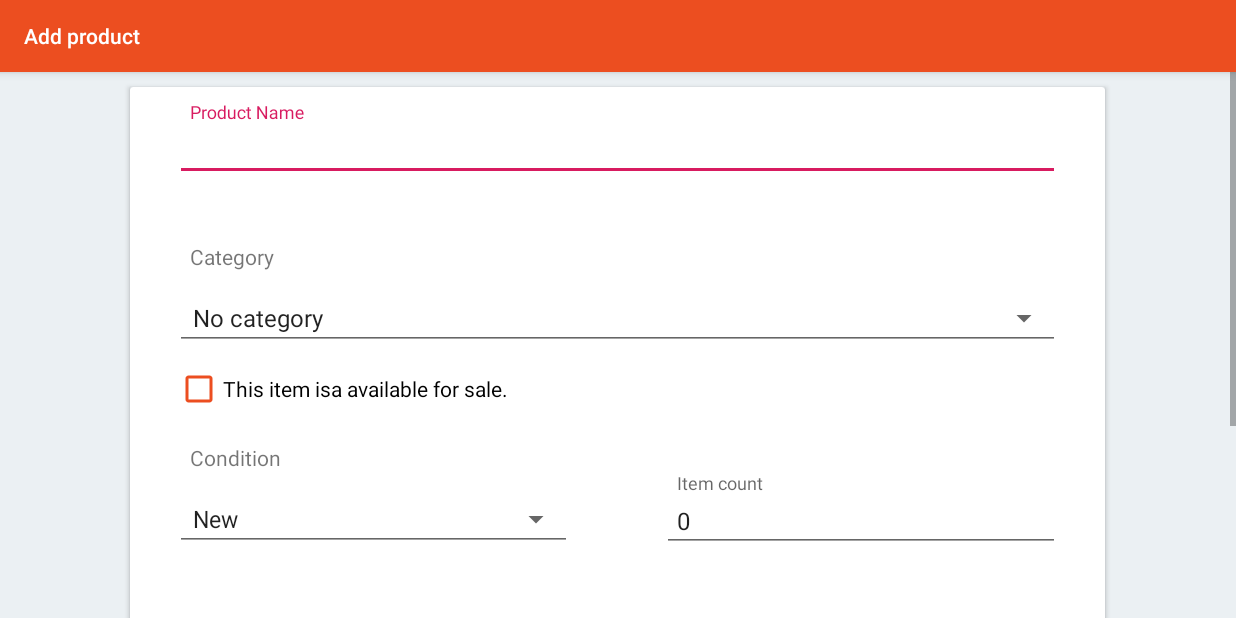
After one commit to bevcastillo/AndroidStudio-DevcashApp, an Android app: the AddProductActivity screen opened directly, with no data from a screen before it, on a phone screen of 824 x 412 dp (held sideways). The commit adds this screen. Run offline under Robolectric (Android 15) with nearby library versions, the phone set to English and light mode, and no system bars.

Commit message:
Added product details

```diff
--- /dev/null
+++ b/app/src/main/java/com/example/devcash/AddProductActivity.java
@@ -0,0 +1,13 @@
+package com.example.devcash;
+
+import android.support.v7.app.AppCompatActivity;
+import android.os.Bundle;
+
+public class AddProductActivity extends AppCompatActivity {
+
+    @Override
+    protected void onCreate(Bundle savedInstanceState) {
+        super.onCreate(savedInstanceState);
+        setContentView(R.layout.activity_add_product);
+    }
+}
--- /dev/null
+++ b/app/src/main/res/drawable/ic_add_circle_black_24dp.xml
@@ -0,0 +1,9 @@
+<vector xmlns:android="http://schemas.android.com/apk/res/android"
+        android:width="24dp"
+        android:height="24dp"
+        android:viewportWidth="24.0"
+        android:viewportHeight="24.0">
+    <path
+        android:fillColor="#FF000000"
+        android:pathData="M12,2C6.48,2 2,6.48 2,12s4.48,10 10,10 10,-4.48 10,-10S17.52,2 12,2zM17,13h-4v4h-2v-4L7,13v-2h4L11,7h2v4h4v2z"/>
+</vector>
--- /dev/null
+++ b/app/src/main/res/drawable/ic_date_range_black_24dp.xml
@@ -0,0 +1,9 @@
+<vector xmlns:android="http://schemas.android.com/apk/res/android"
+        android:width="24dp"
+        android:height="24dp"
+        android:viewportWidth="24.0"
+        android:viewportHeight="24.0">
+    <path
+        android:fillColor="#FF000000"
+        android:pathData="M9,11L7,11v2h2v-2zM13,11h-2v2h2v-2zM17,11h-2v2h2v-2zM19,4h-1L18,2h-2v2L8,4L8,2L6,2v2L5,4c-1.11,0 -1.99,0.9 -1.99,2L3,20c0,1.1 0.89,2 2,2h14c1.1,0 2,-0.9 2,-2L21,6c0,-1.1 -0.9,-2 -2,-2zM19,20L5,20L5,9h14v11z"/>
+</vector>
--- /dev/null
+++ b/app/src/main/res/drawable/ic_delete_black_24dp.xml
@@ -0,0 +1,9 @@
+<vector xmlns:android="http://schemas.android.com/apk/res/android"
+        android:width="24dp"
+        android:height="24dp"
+        android:viewportWidth="24.0"
+        android:viewportHeight="24.0">
+    <path
+        android:fillColor="#FF000000"
+        android:pathData="M6,19c0,1.1 0.9,2 2,2h8c1.1,0 2,-0.9 2,-2V7H6v12zM19,4h-3.5l-1,-1h-5l-1,1H5v2h14V4z"/>
+</vector>
--- /dev/null
+++ b/app/src/main/res/drawable/ic_expand_less_black_24dp.xml
@@ -0,0 +1,9 @@
+<vector xmlns:android="http://schemas.android.com/apk/res/android"
+        android:width="24dp"
+        android:height="24dp"
+        android:viewportWidth="24.0"
+        android:viewportHeight="24.0">
+    <path
+        android:fillColor="#FF000000"
+        android:pathData="M12,8l-6,6 1.41,1.41L12,10.83l4.59,4.58L18,14z"/>
+</vector>
--- /dev/null
+++ b/app/src/main/res/drawable/ic_expand_more_black_24dp.xml
@@ -0,0 +1,9 @@
+<vector xmlns:android="http://schemas.android.com/apk/res/android"
+        android:width="24dp"
+        android:height="24dp"
+        android:viewportWidth="24.0"
+        android:viewportHeight="24.0">
+    <path
+        android:fillColor="#FF000000"
+        android:pathData="M16.59,8.59L12,13.17 7.41,8.59 6,10l6,6 6,-6z"/>
+</vector>
--- /dev/null
+++ b/app/src/main/res/drawable/ic_file_download_black_24dp.xml
@@ -0,0 +1,9 @@
+<vector xmlns:android="http://schemas.android.com/apk/res/android"
+        android:width="24dp"
+        android:height="24dp"
+        android:viewportWidth="24.0"
+        android:viewportHeight="24.0">
+    <path
+        android:fillColor="#FF000000"
+        android:pathData="M19,9h-4V3H9v6H5l7,7 7,-7zM5,18v2h14v-2H5z"/>
+</vector>
--- /dev/null
+++ b/app/src/main/res/drawable/ic_local_offer_black_24dp.xml
@@ -0,0 +1,9 @@
+<vector xmlns:android="http://schemas.android.com/apk/res/android"
+        android:width="24dp"
+        android:height="24dp"
+        android:viewportWidth="24.0"
+        android:viewportHeight="24.0">
+    <path
+        android:fillColor="#FF000000"
+        android:pathData="M21.41,11.58l-9,-9C12.05,2.22 11.55,2 11,2H4c-1.1,0 -2,0.9 -2,2v7c0,0.55 0.22,1.05 0.59,1.42l9,9c0.36,0.36 0.86,0.58 1.41,0.58 0.55,0 1.05,-0.22 1.41,-0.59l7,-7c0.37,-0.36 0.59,-0.86 0.59,-1.41 0,-0.55 -0.23,-1.06 -0.59,-1.42zM5.5,7C4.67,7 4,6.33 4,5.5S4.67,4 5.5,4 7,4.67 7,5.5 6.33,7 5.5,7z"/>
+</vector>
--- /dev/null
+++ b/app/src/main/res/drawable/ic_photo_black_24dp.xml
@@ -0,0 +1,9 @@
+<vector xmlns:android="http://schemas.android.com/apk/res/android"
+        android:width="24dp"
+        android:height="24dp"
+        android:viewportWidth="24.0"
+        android:viewportHeight="24.0">
+    <path
+        android:fillColor="#FF000000"
+        android:pathData="M21,19V5c0,-1.1 -0.9,-2 -2,-2H5c-1.1,0 -2,0.9 -2,2v14c0,1.1 0.9,2 2,2h14c1.1,0 2,-0.9 2,-2zM8.5,13.5l2.5,3.01L14.5,12l4.5,6H5l3.5,-4.5z"/>
+</vector>
--- /dev/null
+++ b/app/src/main/res/drawable/ic_search_black_24dp.xml
@@ -0,0 +1,9 @@
+<vector xmlns:android="http://schemas.android.com/apk/res/android"
+        android:width="24dp"
+        android:height="24dp"
+        android:viewportWidth="24.0"
+        android:viewportHeight="24.0">
+    <path
+        android:fillColor="#FF000000"
+        android:pathData="M15.5,14h-0.79l-0.28,-0.27C15.41,12.59 16,11.11 16,9.5 16,5.91 13.09,3 9.5,3S3,5.91 3,9.5 5.91,16 9.5,16c1.61,0 3.09,-0.59 4.23,-1.57l0.27,0.28v0.79l5,4.99L20.49,19l-4.99,-5zM9.5,14C7.01,14 5,11.99 5,9.5S7.01,5 9.5,5 14,7.01 14,9.5 11.99,14 9.5,14z"/>
+</vector>
--- /dev/null
+++ b/app/src/main/res/drawable/ic_send_black_24dp.xml
@@ -0,0 +1,9 @@
+<vector xmlns:android="http://schemas.android.com/apk/res/android"
+        android:width="24dp"
+        android:height="24dp"
+        android:viewportWidth="24.0"
+        android:viewportHeight="24.0">
+    <path
+        android:fillColor="#FF000000"
+        android:pathData="M2.01,21L23,12 2.01,3 2,10l15,2 -15,2z"/>
+</vector>
--- /dev/null
+++ b/app/src/main/res/layout/activity_add_product.xml
@@ -0,0 +1,303 @@
+<?xml version="1.0" encoding="utf-8"?>
+<LinearLayout xmlns:android="http://schemas.android.com/apk/res/android"
+    xmlns:app="http://schemas.android.com/apk/res-auto"
+    xmlns:tools="http://schemas.android.com/tools"
+    android:layout_width="match_parent"
+    android:layout_height="match_parent"
+    tools:context=".AddProductActivity"
+    android:orientation="vertical"
+    android:background="@color/whiteDarker">
+
+    <ScrollView
+        android:layout_width="match_parent"
+        android:layout_height="wrap_content">
+
+        <LinearLayout
+            android:layout_width="match_parent"
+            android:layout_height="wrap_content"
+            android:orientation="vertical"
+            android:gravity="center"
+            android:clipToPadding="false">
+
+            <android.support.v7.widget.CardView
+                android:id="@+id/prod_details_card"
+                android:layout_width="650dp"
+                android:layout_height="wrap_content"
+                android:padding="@dimen/text_padding"
+                android:layout_marginTop="@dimen/padding_top"
+                android:background="@color/whiteBG"
+                android:layout_gravity="center">
+
+                <LinearLayout
+                    android:layout_width="match_parent"
+                    android:layout_height="wrap_content"
+                    android:layout_marginTop="@dimen/padding_top"
+                    android:orientation="vertical"
+                    android:paddingLeft="@dimen/padding_30"
+                    android:paddingRight="@dimen/padding_30">
+
+                    <android.support.design.widget.TextInputLayout
+                        android:id="@+id/text_input_prod_name"
+                        android:layout_width="match_parent"
+                        android:layout_height="wrap_content"
+                        app:errorEnabled="true">
+
+                        <android.support.design.widget.TextInputEditText
+                            android:layout_width="match_parent"
+                            android:layout_height="wrap_content"
+                            android:hint="@string/prod_name"
+                            android:inputType="text"
+                            android:padding="@dimen/text_padding"
+                            android:textColorHint="@color/colorPrimary"
+                            android:textSize="@dimen/text_inputs" />
+
+                    </android.support.design.widget.TextInputLayout>
+
+                    <LinearLayout
+                        android:id="@+id/prod_category_layout"
+                        android:layout_width="match_parent"
+                        android:layout_height="wrap_content"
+                        android:orientation="vertical"
+                        android:paddingTop="@dimen/padding_top">
+
+                        <TextView
+                            android:layout_width="match_parent"
+                            android:layout_height="wrap_content"
+                            android:padding="@dimen/text_padding"
+                            android:text="@string/category" />
+
+                        <Spinner
+                            android:id="@+id/spinner_prod_category"
+                            style="@style/Widget.AppCompat.Spinner.Underlined"
+                            android:layout_width="match_parent"
+                            android:layout_height="wrap_content"
+                            android:entries="@array/categories"
+                            android:paddingTop="@dimen/padding_top" />
+
+                    </LinearLayout>
+
+                    <LinearLayout
+                        android:id="@+id/prod_availability"
+                        android:layout_width="match_parent"
+                        android:layout_height="wrap_content"
+                        android:orientation="vertical"
+                        android:paddingTop="@dimen/padding_top">
+
+                        <CheckBox
+                            android:id="@+id/check_availavility"
+                            android:layout_width="match_parent"
+                            android:layout_height="wrap_content"
+                            android:buttonTint="@color/colorPrimary"
+                            android:text="@string/availability" />
+
+                    </LinearLayout>
+
+                    <LinearLayout
+                        android:id="@+id/condition_item_count_layout"
+                        android:layout_width="match_parent"
+                        android:layout_height="wrap_content"
+                        android:orientation="horizontal"
+                        android:paddingTop="@dimen/padding_top">
+
+                        <LinearLayout
+                            android:id="@+id/condition_layout"
+                            android:layout_width="0dp"
+                            android:layout_height="wrap_content"
+                            android:layout_weight="1"
+                            android:orientation="vertical"
+                            android:paddingRight="@dimen/padding_30">
+
+                            <TextView
+                                android:layout_width="match_parent"
+                                android:layout_height="wrap_content"
+                                android:padding="@dimen/text_padding"
+                                android:text="@string/condition" />
+
+                            <Spinner
+                                android:id="@+id/spinner_prod_condition"
+                                style="@style/Widget.AppCompat.Spinner.Underlined"
+                                android:layout_width="match_parent"
+                                android:layout_height="wrap_content"
+                                android:entries="@array/condition"
+                                android:paddingTop="@dimen/padding_top" />
+
+                        </LinearLayout>
+
+                        <android.support.design.widget.TextInputLayout
+                            android:id="@+id/text_input_layout"
+                            android:layout_width="0dp"
+                            android:layout_height="wrap_content"
+                            android:layout_weight="1"
+                            android:paddingLeft="@dimen/padding_30"
+                            android:paddingTop="@dimen/padding_30"
+                            app:errorEnabled="true">
+
+                            <android.support.design.widget.TextInputEditText
+                                android:layout_width="match_parent"
+                                android:layout_height="wrap_content"
+                                android:hint="@string/item_count"
+                                android:inputType="number"
+                                android:padding="@dimen/text_padding"
+                                android:text="@string/count"
+                                android:textColorHint="@color/colorPrimary"
+                                android:textSize="@dimen/text_inputs" />
+
+                        </android.support.design.widget.TextInputLayout>
+
+                    </LinearLayout>
+
+                    <LinearLayout
+                        android:id="@+id/exp_date_item_count_layout"
+                        android:layout_width="match_parent"
+                        android:layout_height="wrap_content"
+                        android:orientation="horizontal"
+                        android:paddingTop="@dimen/padding_top">
+
+                        <android.support.design.widget.TextInputLayout
+                            android:id="@+id/text_input_exp_date"
+                            android:layout_width="0dp"
+                            android:layout_height="wrap_content"
+                            android:layout_weight="1"
+                            android:paddingTop="@dimen/text_padding"
+                            android:paddingRight="@dimen/padding_30"
+                            app:errorEnabled="true">
+
+                            <android.support.design.widget.TextInputEditText
+                                android:layout_width="match_parent"
+                                android:layout_height="wrap_content"
+                                android:drawableRight="@drawable/ic_date_range_black_24dp"
+                                android:drawablePadding="@dimen/text_padding"
+                                android:drawableTint="@color/icon_light"
+                                android:hint="@string/exp_date"
+                                android:inputType="date"
+                                android:padding="@dimen/text_padding"
+                                android:textColorHint="@color/colorPrimary"
+                                android:textSize="@dimen/text_inputs" />
+
+                        </android.support.design.widget.TextInputLayout>
+
+                        <android.support.design.widget.TextInputLayout
+                            android:id="@+id/text_input_exp_date_count"
+                            android:layout_width="0dp"
+                            android:layout_height="wrap_content"
+                            android:layout_weight="1"
+                            android:paddingLeft="@dimen/padding_30"
+                            android:paddingTop="@dimen/text_padding"
+                            app:errorEnabled="true">
+
+                            <android.support.design.widget.TextInputEditText
+                                android:layout_width="match_parent"
+                                android:layout_height="wrap_content"
+                                android:hint="@string/item_count"
+                                android:inputType="number"
+                                android:padding="@dimen/text_padding"
+                                android:text="@string/count"
+                                android:textColorHint="@color/colorPrimary"
+                                android:textSize="@dimen/text_inputs" />
+
+                        </android.support.design.widget.TextInputLayout>
+
+                    </LinearLayout>
+
+                    <LinearLayout
+                        android:id="@+id/add_exp_date_layout"
+                        android:layout_width="match_parent"
+                        android:layout_height="wrap_content"
+                        android:orientation="horizontal"
+                        android:paddingTop="@dimen/padding_top">
+
+                        <ImageView
+                            android:id="@+id/image_view_add_exp_date"
+                            android:layout_width="wrap_content"
+                            android:layout_height="wrap_content"
+                            android:src="@drawable/ic_add_circle_black_24dp"
+                            android:tint="@color/colorPrimary" />
+
+                        <TextView
+                            android:layout_width="wrap_content"
+                            android:layout_height="match_parent"
+                            android:paddingLeft="@dimen/text_padding"
+                            android:text="@string/add_exp_date"
+                            android:textColor="@color/dark_text" />
+
+                    </LinearLayout>
+
+                    <LinearLayout
+                        android:id="@+id/sold_by_unit_layout"
+                        android:layout_width="match_parent"
+                        android:layout_height="wrap_content"
+                        android:layout_gravity="center"
+                        android:orientation="horizontal"
+                        android:paddingTop="@dimen/padding_top">
+
+                        <LinearLayout
+                            android:layout_width="0dp"
+                            android:layout_height="wrap_content"
+                            android:layout_weight="1"
+                            android:orientation="horizontal"
+                            android:paddingTop="@dimen/text_padding"
+                            android:layout_gravity="center">
+
+                            <TextView
+                                android:layout_width="wrap_content"
+                                android:layout_height="wrap_content"
+                                android:text="@string/sold_by" />
+
+                            <RadioGroup
+                                android:id="@+id/radio_group_soldby"
+                                android:layout_width="0dp"
+                                android:layout_height="wrap_content"
+                                android:layout_gravity="center"
+                                android:layout_weight="1"
+                                android:orientation="horizontal"
+                                android:paddingLeft="@dimen/text_padding">
+
+                                <RadioButton
+                                    android:id="@+id/radio_button_each"
+                                    android:layout_width="wrap_content"
+                                    android:layout_height="wrap_content"
+                                    android:buttonTint="@color/colorPrimary"
+                                    android:checked="true"
+                                    android:text="@string/each"
+                                    android:paddingRight="@dimen/text_padding"/>
+
+                                <RadioButton
+                                    android:id="@+id/radio_button_weight"
+                                    android:layout_width="wrap_content"
+                                    android:layout_height="wrap_content"
+                                    android:buttonTint="@color/colorPrimary"
+                                    android:text="@string/weight" />
+
+                            </RadioGroup>
+                        </LinearLayout>
+
+                        <LinearLayout
+                            android:id="@+id/unit_layout"
+                            android:layout_width="0dp"
+                            android:layout_height="wrap_content"
+                            android:layout_weight="1"
+                            android:orientation="vertical"
+                            android:paddingLeft="@dimen/padding_30">
+
+                            <TextView
+                                android:layout_width="match_parent"
+                                android:layout_height="wrap_content"
+                                android:padding="@dimen/text_padding"
+                                android:text="@string/unit" />
+
+                            <Spinner
+                                android:id="@+id/spinner_unit"
+                                style="@style/Widget.AppCompat.Spinner.Underlined"
+                                android:layout_width="match_parent"
+                                android:layout_height="wrap_content"
+                                android:entries="@array/unit"
+                                android:paddingTop="@dimen/padding_top" />
+                        </LinearLayout>
+                    </LinearLayout>
+                </LinearLayout>
+            </android.support.v7.widget.CardView>
+
+
+        </LinearLayout>
+    </ScrollView>
+</LinearLayout>
--- a/app/src/main/res/values/colors.xml
+++ b/app/src/main/res/values/colors.xml
@@ -15,4 +15,8 @@
     <color name="end_color">#FDEDE8</color>
     <color name="login_color">#F5A68F</color>
 
+    <!-- text colors-->
+    <color name="dark_text">#1B2631</color>
+    <color name="icon_light">#808080</color>
+
 </resources>
--- a/app/src/main/res/values/dimens.xml
+++ b/app/src/main/res/values/dimens.xml
@@ -8,6 +8,7 @@
     <dimen name="secondary_text">14sp</dimen>
     <dimen name="buttons">14sp</dimen>
     <dimen name="text_inputs">16sp</dimen>
+    <dimen name="padding_30">30dp</dimen>
 
     <!-- padding -->
     <dimen name="padding_top">10dp</dimen>
--- a/app/src/main/res/values/strings.xml
+++ b/app/src/main/res/values/strings.xml
@@ -91,5 +91,33 @@
     <string name="help_center">Help Center</string>
     <string name="employees">Employees</string>
 
+    <!-- numbers -->
+    <string name="count">0</string>
+    <string name="money">P 0.00</string>
+
+
+    <!-- array strings -->
+    <string-array name="categories">
+        <item>No category</item>
+        <item>Create category</item>
+        <item>Category 1</item>
+        <item>Category 2</item>
+        <item>Category 3</item>
+        <item>Category 4</item>
+        <item>Category 5</item>
+    </string-array>
+
+    <string-array name="condition">
+        <item>New</item>
+        <item>Lost</item>
+        <item>Disposed of</item>
+        <item>Damaged</item>
+    </string-array>
+
+    <string-array name="unit">
+        <item>kilograms</item>
+        <item>meters</item>
+        <item>grams</item>
+    </string-array>
 
 </resources>
```
Also changed, not shown: app/src/main/AndroidManifest.xml (+6 -2 lines).
